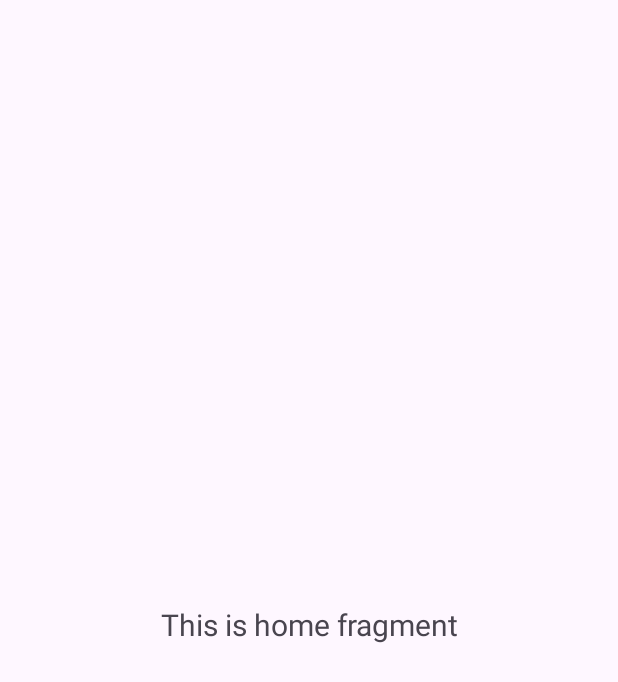
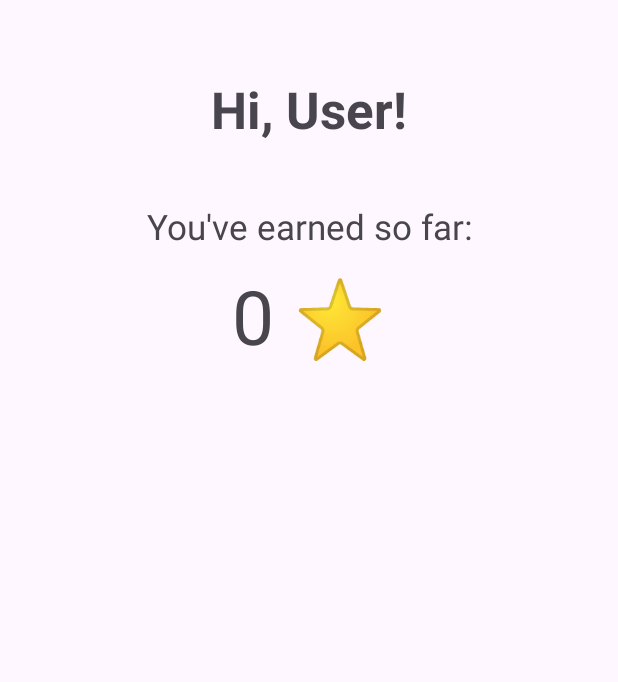
Before and after one commit to chisroxana31/HabitBurtsApp, an Android app: the fragment HomeFragment shown on its own in the app's theme, on a phone screen of 412 x 824 dp. Shown: the top 682 px of the screen. Run offline under Robolectric (Android 15) with nearby library versions, the light colour scheme and no system bars; our stand-ins replace Firebase (no records; nobody signed in at launch, a user with empty details on screens opened directly).

Commit message:
Home fragment progress - stars display

```diff
--- a/app/src/main/java/com/example/habitburtsapp/ui/current/CurrentFragment.java
+++ b/app/src/main/java/com/example/habitburtsapp/ui/current/CurrentFragment.java
@@ -24,9 +24,7 @@ public class CurrentFragment extends Fragment {
         binding = FragmentHomeBinding.inflate(inflater, container, false);
         View root = binding.getRoot();
 
-        final TextView textView = binding.textHome;
-        homeViewModel.getText().observe(getViewLifecycleOwner(), textView::setText);
-        return root;
+         return root;
     }
 
     @Override
--- a/app/src/main/java/com/example/habitburtsapp/ui/habits/HabitsAdapter.java
+++ b/app/src/main/java/com/example/habitburtsapp/ui/habits/HabitsAdapter.java
@@ -155,7 +155,7 @@ public class HabitsAdapter extends RecyclerView.Adapter<HabitsAdapter.HabitViewH
     @NonNull
     private static String getRewardString(@NonNull Habit habit) {
         int starCount = habit.getTime() / 3; // 1 star for every 3 minutes
-        return "★".repeat(Math.max(0, starCount)); // Repeat the star symbol starCount times
+        return "⭐".repeat(Math.max(0, starCount)); // Repeat the star symbol starCount times
     }
 
 
--- a/app/src/main/java/com/example/habitburtsapp/ui/home/HomeFragment.java
+++ b/app/src/main/java/com/example/habitburtsapp/ui/home/HomeFragment.java
@@ -1,5 +1,6 @@
 package com.example.habitburtsapp.ui.home;
 
+import android.annotation.SuppressLint;
 import android.os.Bundle;
 import android.view.LayoutInflater;
 import android.view.View;
@@ -8,24 +9,27 @@ import android.widget.TextView;
 
 import androidx.annotation.NonNull;
 import androidx.fragment.app.Fragment;
-import androidx.lifecycle.ViewModelProvider;
 
 import com.example.habitburtsapp.databinding.FragmentHomeBinding;
+import com.google.firebase.auth.FirebaseAuth;
+import com.google.firebase.auth.FirebaseUser;
+import com.google.firebase.firestore.DocumentSnapshot;
+import com.google.firebase.firestore.FirebaseFirestore;
+import com.example.habitburtsapp.R;
 
 public class HomeFragment extends Fragment {
 
     private FragmentHomeBinding binding;
 
+    @Override
     public View onCreateView(@NonNull LayoutInflater inflater,
                              ViewGroup container, Bundle savedInstanceState) {
-        HomeViewModel homeViewModel =
-                new ViewModelProvider(this).get(HomeViewModel.class);
-
         binding = FragmentHomeBinding.inflate(inflater, container, false);
         View root = binding.getRoot();
 
-        final TextView textView = binding.textHome;
-        homeViewModel.getText().observe(getViewLifecycleOwner(), textView::setText);
+        // Fetch and display user data
+        fetchAndDisplayUserInfo(root);
+
         return root;
     }
 
@@ -34,4 +38,38 @@ public class HomeFragment extends Fragment {
         super.onDestroyView();
         binding = null;
     }
+
+    @SuppressLint("SetTextI18n")
+    private void fetchAndDisplayUserInfo(View root) {
+        // Get references to the TextViews
+        TextView greetingTextView = root.findViewById(R.id.textViewGreeting);
+        TextView starsTextView = root.findViewById(R.id.textViewStars);
+
+        // Get current Firebase user
+        FirebaseUser user = FirebaseAuth.getInstance().getCurrentUser();
+
+        if (user != null) {
+            String userId = user.getUid();
+
+            // Fetch user data from Firestore
+            FirebaseFirestore db = FirebaseFirestore.getInstance();
+            db.collection("users").document(userId).get().addOnCompleteListener(task -> {
+                if (task.isSuccessful()) {
+                    DocumentSnapshot document = task.getResult();
+                    if (document.exists()) {
+                        String firstName = document.getString("firstName");
+                        greetingTextView.setText("Hi, " + firstName + "!");
+                        // Get the integer value for the "starCount" field
+                        Long userStars = (Long) document.get("stars");
+                        starsTextView.setText(userStars + " ⭐");
+
+                    } else {
+                        greetingTextView.setText("Hi, User!");
+                    }
+                } else {
+                    greetingTextView.setText("Hi, User!");
+                }
+            });
+        }
+    }
 }
--- a/app/src/main/res/layout/fragment_home.xml
+++ b/app/src/main/res/layout/fragment_home.xml
@@ -1,22 +1,47 @@
 <?xml version="1.0" encoding="utf-8"?>
-<androidx.constraintlayout.widget.ConstraintLayout xmlns:android="http://schemas.android.com/apk/res/android"
+<androidx.constraintlayout.widget.ConstraintLayout
+    xmlns:android="http://schemas.android.com/apk/res/android"
     xmlns:app="http://schemas.android.com/apk/res-auto"
     xmlns:tools="http://schemas.android.com/tools"
     android:layout_width="match_parent"
-    android:layout_height="match_parent"
-    tools:context=".ui.home.HomeFragment">
+    android:layout_height="match_parent">
 
+    <!-- TextView for greeting message -->
     <TextView
-        android:id="@+id/text_home"
-        android:layout_width="match_parent"
+        android:id="@+id/textViewGreeting"
+        android:layout_width="wrap_content"
         android:layout_height="wrap_content"
-        android:layout_marginStart="8dp"
-        android:layout_marginTop="8dp"
-        android:layout_marginEnd="8dp"
-        android:textAlignment="center"
-        android:textSize="20sp"
-        app:layout_constraintBottom_toBottomOf="parent"
-        app:layout_constraintEnd_toEndOf="parent"
+        android:text="Hi, "
+        android:textSize="34sp"
+        android:textStyle="bold"
+        android:layout_marginTop="50dp"
+        app:layout_constraintTop_toTopOf="parent"
         app:layout_constraintStart_toStartOf="parent"
-        app:layout_constraintTop_toTopOf="parent" />
+        app:layout_constraintEnd_toEndOf="parent" />
+
+
+    <!-- TextView for "You've earned so far:" message -->
+    <TextView
+        android:id="@+id/textViewMessage"
+        android:layout_width="wrap_content"
+        android:layout_height="wrap_content"
+        android:text="You've earned so far:"
+        android:textSize="23sp"
+        android:layout_marginTop="40dp"
+        app:layout_constraintTop_toBottomOf="@id/textViewGreeting"
+        app:layout_constraintStart_toStartOf="parent"
+        app:layout_constraintEnd_toEndOf="parent" />
+
+    <!-- TextView for displaying the fixed 5 stars -->
+    <TextView
+        android:id="@+id/textViewStars"
+        android:layout_width="wrap_content"
+        android:layout_height="wrap_content"
+        android:text="0 ⭐"
+        android:textSize="50sp"
+        android:layout_marginTop="10dp"
+        app:layout_constraintTop_toBottomOf="@id/textViewMessage"
+        app:layout_constraintStart_toStartOf="parent"
+        app:layout_constraintEnd_toEndOf="parent" />
+
 </androidx.constraintlayout.widget.ConstraintLayout>
--- a/build.gradle.kts
+++ b/build.gradle.kts
@@ -9,4 +9,5 @@ plugins {
 
     alias(libs.plugins.android.application) apply false
     alias(libs.plugins.google.gms.google.services) apply false
+
 }
```
